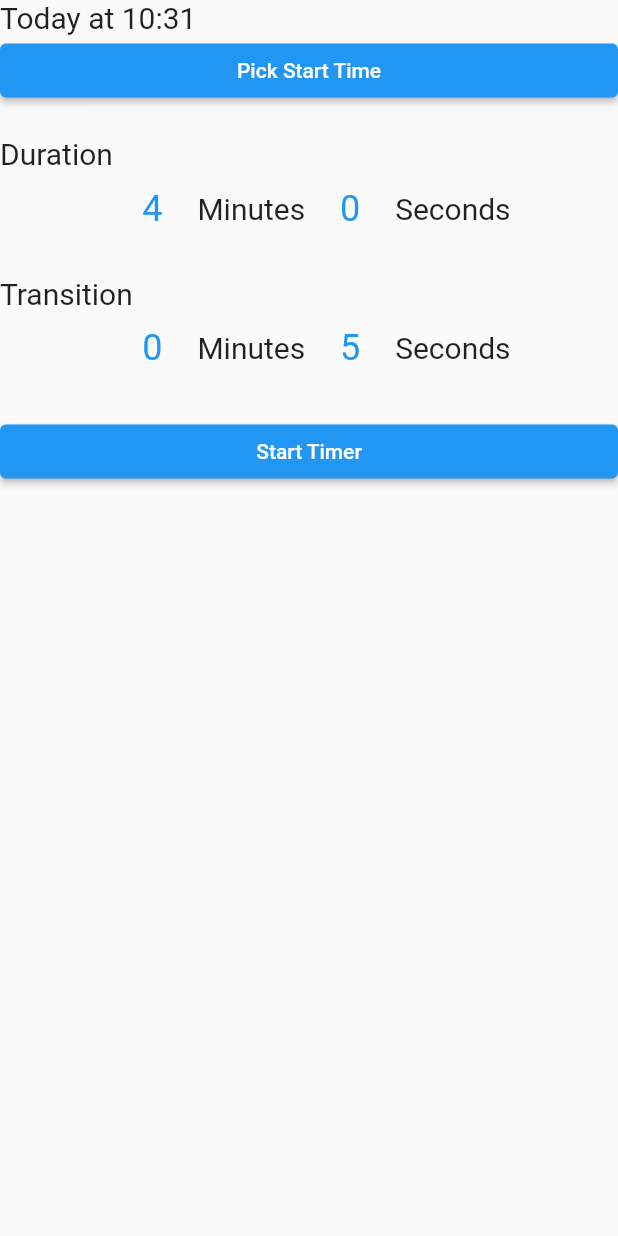
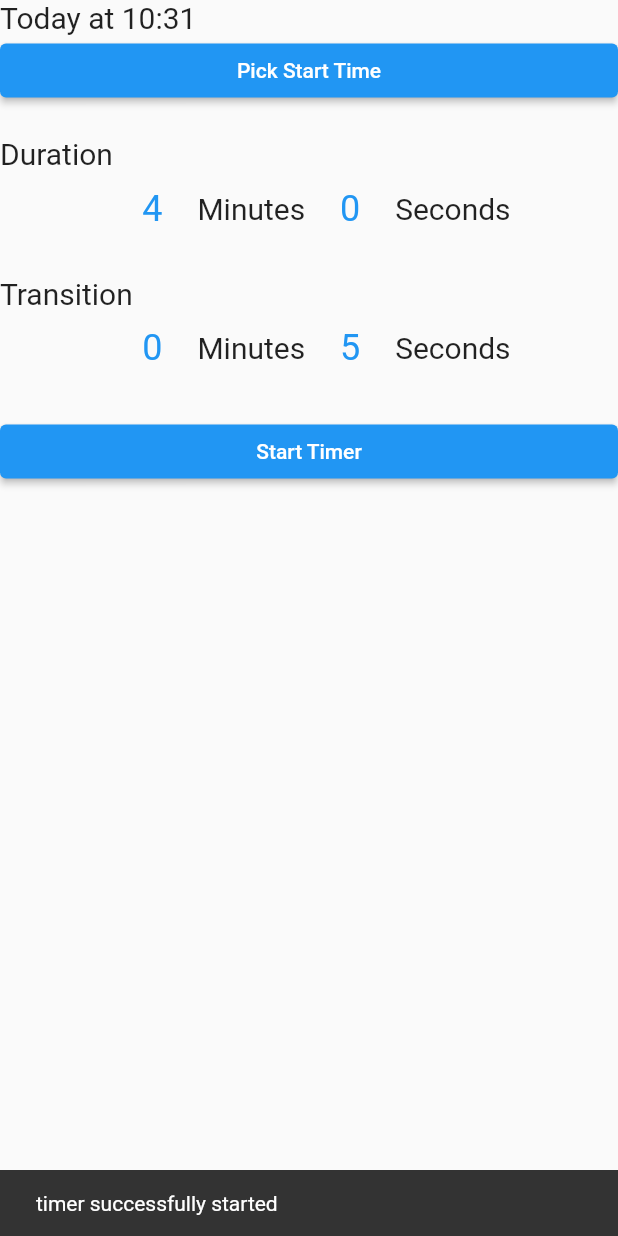
Before and after one commit to collodi/smart_abc, a Flutter app: the TimerState widget shown alone on an empty page, opened directly, after a tap on "Start Timer", on a phone screen of 412 x 824 dp. Run offline on Flutter 3.47's test engine with Material 2 defaults, Android fonts, the phone set to English and light mode, and no system bars; drawn by our look-alikes of numberpicker; our stand-ins replace cloud_firestore, firebase_auth, firebase_core, firebase_database, flutter_datetime_picker, google_sign_in; accounts and stored records are empty.

Commit message:
add web support; add timer update success messages

```diff
--- a/lib/main.dart
+++ b/lib/main.dart
@@ -13,7 +13,10 @@ Future<void> main() async {
 }
 
 Future<UserCredential> signInWithGoogle() async {
-  final GoogleSignInAccount? googleUser = await GoogleSignIn().signIn();
+  final GoogleSignInAccount? googleUser = await GoogleSignIn(
+          clientId:
+              '134790081856-fn804ibqandel75i25oe5ien0vuihtrm.apps.googleusercontent.com')
+      .signIn();
   final GoogleSignInAuthentication? googleAuth =
       await googleUser?.authentication;
 
--- a/lib/timer.dart
+++ b/lib/timer.dart
@@ -64,13 +64,15 @@ class _TimerControlViewState extends State<TimerControlView> {
 }
 
 String getHexString(int num, int nBytes) {
-  ByteData bytes = ByteData(8);
-  bytes.setInt64(0, num, Endian.little);
+  String hexstr = BigInt.from(num)
+      .toUnsigned(8 * nBytes)
+      .toRadixString(16)
+      .padLeft(2 * nBytes, '0');
 
   String res = '';
-  bytes.buffer.asUint8List(0, nBytes).forEach((element) {
-    res += element.toRadixString(16).padLeft(2, '0');
-  });
+  for (int i = 0; i < hexstr.length; i += 2) {
+    res = hexstr.substring(i, i + 2) + res;
+  }
 
   return res;
 }
@@ -87,7 +89,10 @@ class ClockState extends StatelessWidget {
           onPressed: () {
             int offset = DateTime.now().timeZoneOffset.inSeconds;
             String stateString = 'CLOCK${getHexString(offset, 4)}';
-            db.ref('/bigtimer/state').set(stateString).catchError((e) {
+            db.ref('/bigtimer/state').set(stateString).then((_) {
+              ScaffoldMessenger.of(context).showSnackBar(
+                  const SnackBar(content: Text("clock successfully shown")));
+            }).catchError((e) {
               ScaffoldMessenger.of(context)
                   .showSnackBar(SnackBar(content: Text(e.toString())));
             });
@@ -108,8 +113,8 @@ class TimerState extends StatefulWidget {
 
 class _TimerStateState extends State<TimerState> {
   late DateTime start;
-  int duration = 0;
-  int transition = 0;
+  int duration = 4 * 60;
+  int transition = 5;
   String? error;
 
   @override
@@ -151,7 +156,7 @@ class _TimerStateState extends State<TimerState> {
           style: TextStyle(fontSize: 20),
         ),
         DurationPicker(
-          initialValue: 4 * 60,
+          initialValue: duration,
           textStyle: const TextStyle(fontSize: 20),
           onChanged: (n) {
             duration = n;
@@ -163,7 +168,7 @@ class _TimerStateState extends State<TimerState> {
           style: TextStyle(fontSize: 20),
         ),
         DurationPicker(
-          initialValue: 5,
+          initialValue: transition,
           textStyle: const TextStyle(fontSize: 20),
           onChanged: (n) {
             transition = n;
@@ -178,7 +183,10 @@ class _TimerStateState extends State<TimerState> {
                 getHexString(transition, 8);
             String stateString = 'TIMER$hexbytes';
 
-            db.ref('/bigtimer/state').set(stateString).catchError((e) {
+            db.ref('/bigtimer/state').set(stateString).then((_) {
+              ScaffoldMessenger.of(context).showSnackBar(
+                  const SnackBar(content: Text("timer successfully started")));
+            }).catchError((e) {
               ScaffoldMessenger.of(context)
                   .showSnackBar(SnackBar(content: Text(e.toString())));
             });
```
